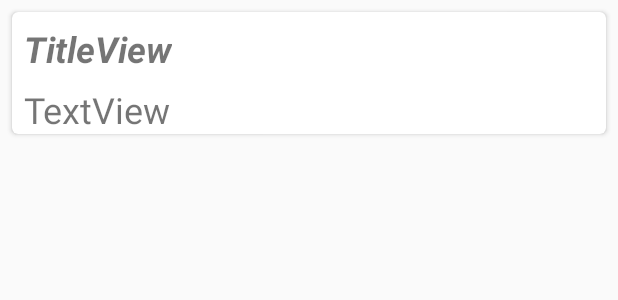
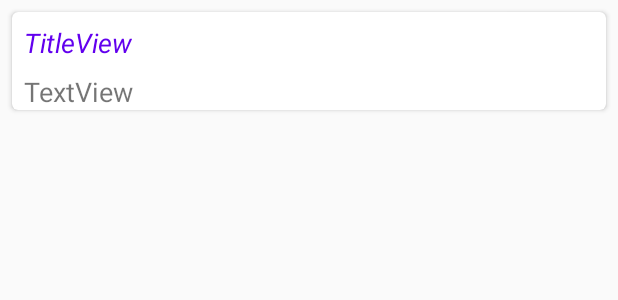
Before and after one commit to kv67/PizzaRecipes, an Android app: the layout ingredients.xml on its own in the app's theme, with its tools: preview values and no code run, on a phone screen of 412 x 824 dp. Shown: the top 300 px of the screen. Run offline under Robolectric (Android 15) with nearby library versions, the phone set to English and light mode, and no system bars.

Commit message:
User interface refactoring
Signed-off-by: kv67 <kv67@narod.ru>

```diff
--- a/app/src/main/java/kve/ru/pizzarecipes/MainActivity.java
+++ b/app/src/main/java/kve/ru/pizzarecipes/MainActivity.java
@@ -54,6 +54,7 @@ public class MainActivity extends AppCompatActivity {
           intent.putExtra("imageSrc", RecipesAdapter.getRecipes().get(position).getImageSrc());
           intent.putExtra("header", RecipesAdapter.getRecipes().get(position).getHeader());
           intent.putExtra("content", RecipesAdapter.getRecipes().get(position).getContent());
+          intent.putExtra("href", RecipesAdapter.getRecipes().get(position).getHref());
           startActivity(intent);
         }
       }
--- a/app/src/main/java/kve/ru/pizzarecipes/adapters/IngredientsAdapter.java
+++ b/app/src/main/java/kve/ru/pizzarecipes/adapters/IngredientsAdapter.java
@@ -17,6 +17,11 @@ import kve.ru.pizzarecipes.data.IngredientGroup;
 public class IngredientsAdapter extends RecyclerView.Adapter<IngredientsAdapter.IngredientsViewHolder> {
 
   private List<IngredientGroup> ingredients = new ArrayList<>();
+
+  public void setIngredients(List<IngredientGroup> ingredients) {
+    this.ingredients = ingredients;
+    notifyDataSetChanged();
+  }
 
   @NonNull
   @Override
--- a/app/src/main/java/kve/ru/pizzarecipes/utils/ConstValues.java
+++ b/app/src/main/java/kve/ru/pizzarecipes/utils/ConstValues.java
@@ -14,4 +14,8 @@ public class ConstValues {
   public static final String ITEM_CONTENT = "div.teaser-item__text-content";
   public static final String HTTPS = "https:";
   public static final String METHOD_ITEM = "li[class=method__item]";
+  public static final String INGREDIENTS_CONTENT = "div[class=ingredients-list]";
+  public static final String INGREDIENTS_LIST_GROUP = "ul[class=ingredients-list__group]";
+  public static final String INGREDIENTS_GROUP_TITLE = "h3[class=ingredients-list__group-title]";
+  public static final String INGREDIENTS_ITEMS = "li[class=ingredients-list__item]";
 }
--- a/app/src/main/res/layout-land/activity_detail.xml
+++ b/app/src/main/res/layout-land/activity_detail.xml
@@ -2,6 +2,7 @@
 <ScrollView xmlns:android="http://schemas.android.com/apk/res/android"
     xmlns:app="http://schemas.android.com/apk/res-auto"
     xmlns:tools="http://schemas.android.com/tools"
+    android:id="@+id/scrollViewDetail"
     android:layout_width="match_parent"
     android:layout_height="match_parent"
     android:orientation="vertical"
@@ -16,7 +17,7 @@
             android:layout_width="wrap_content"
             android:layout_height="wrap_content"
             android:layout_marginStart="8dp"
-            android:textSize="24sp"
+            android:textSize="18sp"
             android:textStyle="bold"
             app:layout_constraintBottom_toBottomOf="@+id/imageViewDetail"
             app:layout_constraintStart_toEndOf="@+id/imageViewDetail" />
@@ -39,6 +40,7 @@
             android:layout_marginStart="8dp"
             android:layout_marginTop="8dp"
             android:layout_marginEnd="8dp"
+            android:nestedScrollingEnabled="false"
             app:layout_constraintEnd_toEndOf="parent"
             app:layout_constraintStart_toStartOf="parent"
             app:layout_constraintTop_toBottomOf="@+id/imageViewDetail" />
@@ -51,7 +53,7 @@
             android:layout_marginTop="8dp"
             android:layout_marginEnd="8dp"
             android:padding="8dp"
-            android:textSize="24sp"
+            android:textSize="18sp"
             app:layout_constraintEnd_toEndOf="parent"
             app:layout_constraintStart_toStartOf="parent"
             app:layout_constraintTop_toBottomOf="@+id/recyclerViewIngredients" />
--- a/app/src/main/res/layout-land/ingredients.xml
+++ b/app/src/main/res/layout-land/ingredients.xml
@@ -18,8 +18,9 @@
             android:layout_marginTop="8dp"
             android:text="TitleView"
             android:textAllCaps="false"
-            android:textSize="24sp"
-            android:textStyle="bold|italic"
+            android:textColor="@color/colorPrimary"
+            android:textSize="18sp"
+            android:textStyle="italic"
             app:layout_constraintStart_toStartOf="parent"
             app:layout_constraintTop_toTopOf="parent" />
 
@@ -31,7 +32,7 @@
             android:layout_marginTop="8dp"
             android:layout_marginEnd="8dp"
             android:text="TextView"
-            android:textSize="24sp"
+            android:textSize="18sp"
             app:layout_constraintEnd_toEndOf="parent"
             app:layout_constraintStart_toStartOf="parent"
             app:layout_constraintTop_toBottomOf="@+id/textViewTitle" />
--- a/app/src/main/res/layout-land/recycler_item.xml
+++ b/app/src/main/res/layout-land/recycler_item.xml
@@ -32,7 +32,7 @@
             android:layout_marginEnd="8dp"
             android:padding="8dp"
             android:text="Header"
-            android:textSize="24sp"
+            android:textSize="18sp"
             android:textStyle="bold"
             app:layout_constraintEnd_toEndOf="parent"
             app:layout_constraintStart_toEndOf="@+id/imageViewDetail"
@@ -46,7 +46,7 @@
             android:layout_marginEnd="8dp"
             android:padding="8dp"
             android:text="Content"
-            android:textSize="24sp"
+            android:textSize="18sp"
             app:layout_constraintEnd_toEndOf="parent"
             app:layout_constraintStart_toEndOf="@+id/imageViewDetail"
             app:layout_constraintTop_toBottomOf="@+id/textViewHeader" />
--- a/app/src/main/res/layout/activity_detail.xml
+++ b/app/src/main/res/layout/activity_detail.xml
@@ -2,6 +2,7 @@
 <ScrollView xmlns:android="http://schemas.android.com/apk/res/android"
     xmlns:app="http://schemas.android.com/apk/res-auto"
     xmlns:tools="http://schemas.android.com/tools"
+    android:id="@+id/scrollViewDetail"
     android:layout_width="match_parent"
     android:layout_height="match_parent"
     android:orientation="vertical"
@@ -17,7 +18,7 @@
             android:layout_height="wrap_content"
             android:layout_marginStart="8dp"
             android:layout_marginTop="8dp"
-            android:textSize="24sp"
+            android:textSize="18sp"
             android:textStyle="bold"
             app:layout_constraintStart_toStartOf="parent"
             app:layout_constraintTop_toTopOf="parent" />
@@ -42,6 +43,7 @@
             android:layout_marginStart="8dp"
             android:layout_marginTop="8dp"
             android:layout_marginEnd="8dp"
+            android:nestedScrollingEnabled="false"
             app:layout_constraintEnd_toEndOf="parent"
             app:layout_constraintStart_toStartOf="parent"
             app:layout_constraintTop_toBottomOf="@+id/imageViewDetail">
@@ -56,7 +58,7 @@
             android:layout_marginTop="8dp"
             android:layout_marginEnd="8dp"
             android:padding="8dp"
-            android:textSize="24sp"
+            android:textSize="18sp"
             app:layout_constraintEnd_toEndOf="parent"
             app:layout_constraintStart_toStartOf="parent"
             app:layout_constraintTop_toBottomOf="@+id/recyclerViewIngredients" />
--- a/app/src/main/res/layout/ingredients.xml
+++ b/app/src/main/res/layout/ingredients.xml
@@ -18,8 +18,9 @@
             android:layout_marginTop="8dp"
             android:text="TitleView"
             android:textAllCaps="false"
-            android:textSize="24sp"
-            android:textStyle="bold|italic"
+            android:textColor="@color/colorPrimary"
+            android:textSize="18sp"
+            android:textStyle="italic"
             app:layout_constraintStart_toStartOf="parent"
             app:layout_constraintTop_toTopOf="parent" />
 
@@ -31,7 +32,7 @@
             android:layout_marginTop="8dp"
             android:layout_marginEnd="8dp"
             android:text="TextView"
-            android:textSize="24sp"
+            android:textSize="18sp"
             app:layout_constraintEnd_toEndOf="parent"
             app:layout_constraintStart_toStartOf="parent"
             app:layout_constraintTop_toBottomOf="@+id/textViewTitle" />
--- a/app/src/main/res/layout/recycler_item.xml
+++ b/app/src/main/res/layout/recycler_item.xml
@@ -33,7 +33,7 @@
             android:layout_marginBottom="8dp"
             android:padding="8dp"
             android:text="Header"
-            android:textSize="24sp"
+            android:textSize="18sp"
             android:textStyle="bold"
             app:layout_constraintBottom_toTopOf="@+id/textViewContent"
             app:layout_constraintEnd_toEndOf="parent"
@@ -48,7 +48,7 @@
             android:layout_marginEnd="8dp"
             android:padding="8dp"
             android:text="Content"
-            android:textSize="24sp"
+            android:textSize="18sp"
             app:layout_constraintEnd_toEndOf="parent"
             app:layout_constraintStart_toStartOf="parent"
             app:layout_constraintTop_toBottomOf="@+id/imageViewDetail" />
```
Also changed, not shown: app/src/main/java/kve/ru/pizzarecipes/DetailActivity.java (+8 -0 lines), app/src/main/java/kve/ru/pizzarecipes/utils/NetworkUtils.java (+55 -3 lines).
